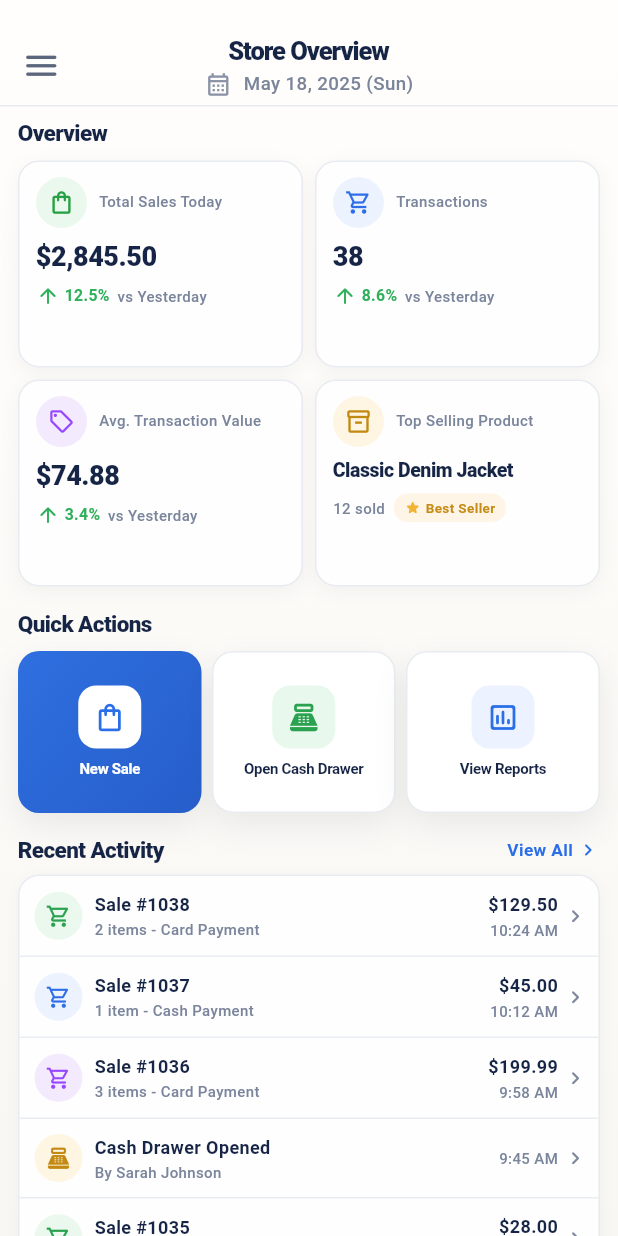
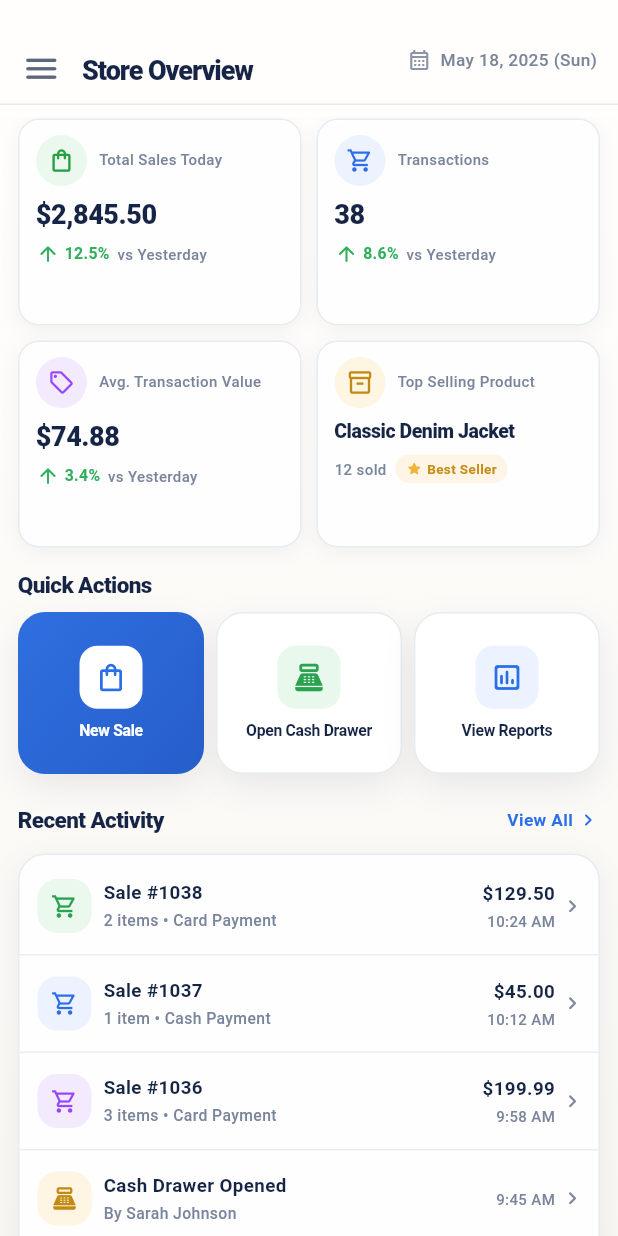
Before and after one commit to Denisi1234/GreenLeaf, a Flutter app: the ReportsPage screen opened directly, on a phone screen of 412 x 824 dp. Run offline on Flutter 3.47's test engine with Material 3 defaults, Android fonts, the phone set to English and light mode, and no system bars; our stand-ins replace image_picker, pdf, printing, sqflite; accounts and stored records are empty.

Commit message:
i add the  overview

```diff
--- a/lib/ui/reports/reports_page.dart
+++ b/lib/ui/reports/reports_page.dart
@@ -84,7 +84,7 @@ class ReportsPage extends StatelessWidget {
       iconColor: Color(0xFF2AA24F),
       iconBackground: Color(0xFFEAF8EE),
       title: 'Sale #1038',
-      subtitle: '2 items - Card Payment',
+      subtitle: '2 items • Card Payment',
       amount: '\$129.50',
       time: '10:24 AM',
     ),
@@ -93,7 +93,7 @@ class ReportsPage extends StatelessWidget {
       iconColor: Color(0xFF2E6EE8),
       iconBackground: Color(0xFFECF3FF),
       title: 'Sale #1037',
-      subtitle: '1 item - Cash Payment',
+      subtitle: '1 item • Cash Payment',
       amount: '\$45.00',
       time: '10:12 AM',
     ),
@@ -102,7 +102,7 @@ class ReportsPage extends StatelessWidget {
       iconColor: Color(0xFF9747FF),
       iconBackground: Color(0xFFF3EAFE),
       title: 'Sale #1036',
-      subtitle: '3 items - Card Payment',
+      subtitle: '3 items • Card Payment',
       amount: '\$199.99',
       time: '9:58 AM',
     ),
@@ -119,7 +119,7 @@ class ReportsPage extends StatelessWidget {
       iconColor: Color(0xFF2AA24F),
       iconBackground: Color(0xFFEAF8EE),
       title: 'Sale #1035',
-      subtitle: '1 item - Cash Payment',
+      subtitle: '1 item • Cash Payment',
       amount: '\$28.00',
       time: '9:33 AM',
     ),
@@ -133,61 +133,18 @@ class ReportsPage extends StatelessWidget {
         child: Stack(
           children: [
             Positioned.fill(child: BackdropGlow()),
-            CustomScrollView(
+            Column(
+              children: [
+                _ReportsHeader(),
+                Expanded(
+                  child: CustomScrollView(
                     physics: BouncingScrollPhysics(),
                     slivers: [
-                SliverToBoxAdapter(
-                  child: Padding(
-                    padding: EdgeInsets.fromLTRB(0, 10, 0, 6),
-                    child: Column(
-                      children: [
-                        Padding(
-                          padding: EdgeInsets.fromLTRB(14, 12, 14, 5),
-                          child: Stack(
-                            alignment: Alignment.center,
-                            children: [
-                              Align(
-                                alignment: Alignment.centerLeft,
-                                child: Icon(
-                                  Icons.menu_rounded,
-                                  size: 27,
-                                  color: Color(0xFF5C677D),
-                                ),
-                              ),
-                              Column(
-                                children: [
-                                  Text(
-                                    'Store Overview',
-                                    style: TextStyle(
-                                      color: _ink,
-                                      fontSize: 17,
-                                      fontWeight: FontWeight.w800,
-                                      letterSpacing: -0.7,
-                                    ),
-                                  ),
-                                  SizedBox(height: 1),
-                                  _DateRow(),
-                                ],
-                              ),
-                            ],
-                          ),
-                        ),
-                        Divider(
-                          height: 1,
-                          thickness: 1,
-                          color: Color(0xFFE7EAF0),
-                        ),
-                      ],
-                    ),
-                  ),
-                ),
                       SliverPadding(
                         padding: EdgeInsets.fromLTRB(12, 0, 12, 10),
                         sliver: SliverList(
                           delegate: SliverChildListDelegate.fixed([
                             SizedBox(height: 1),
-                      _SectionTitle('Overview'),
-                      SizedBox(height: 8),
                             _OverviewGrid(cards: _overviewCards),
                             SizedBox(height: 14),
                             _SectionTitle('Quick Actions'),
@@ -202,6 +159,69 @@ class ReportsPage extends StatelessWidget {
                         ),
                       ),
                     ],
+                  ),
+                ),
+              ],
+            ),
+          ],
+        ),
+      ),
+    );
+  }
+}
+
+class _ReportsHeader extends StatelessWidget {
+  const _ReportsHeader();
+
+  @override
+  Widget build(BuildContext context) {
+    return Container(
+      color: const Color(0xFFFFFEFC),
+      child: const Padding(
+        padding: EdgeInsets.fromLTRB(0, 16, 0, 8),
+        child: Column(
+          children: [
+            Padding(
+              padding: EdgeInsets.fromLTRB(14, 16, 14, 9),
+              child: Stack(
+                children: [
+                  Row(
+                    crossAxisAlignment: CrossAxisAlignment.start,
+                    children: [
+                      const Icon(
+                        Icons.menu_rounded,
+                        size: 27,
+                        color: Color(0xFF5C677D),
+                      ),
+                      const SizedBox(width: 14),
+                      const Expanded(
+                        child: Padding(
+                          padding: EdgeInsets.only(top: 2),
+                          child: Text(
+                            'Store Overview',
+                            style: TextStyle(
+                              color: ReportsPage._ink,
+                              fontSize: 18,
+                              fontWeight: FontWeight.w800,
+                              letterSpacing: -0.7,
+                            ),
+                          ),
+                        ),
+                      ),
+                    ],
+                  ),
+                  const Positioned(
+                    top: 0,
+                    right: 0,
+                    child: _DateRow(),
+                  ),
+                ],
+              ),
+            ),
+            Divider(
+              height: 1,
+              thickness: 1,
+              color: Color(0xFFE7EAF0),
             ),
           ],
         ),
@@ -220,15 +240,15 @@ class _DateRow extends StatelessWidget {
       children: [
         Icon(
           Icons.calendar_month_outlined,
-          size: 18,
+          size: 16,
           color: Color(0xFF8A93A7),
         ),
-        SizedBox(width: 8),
+        SizedBox(width: 6),
         Text(
           'May 18, 2025 (Sun)',
           style: TextStyle(
             color: Color(0xFF7B859A),
-            fontSize: 12.5,
+            fontSize: 11.5,
             fontWeight: FontWeight.w500,
           ),
         ),
@@ -265,8 +285,10 @@ class _OverviewGrid extends StatelessWidget {
   Widget build(BuildContext context) {
     return LayoutBuilder(
       builder: (context, constraints) {
-        const spacing = 8.0;
-        final itemWidth = (constraints.maxWidth - spacing) / 2;
+        const spacing = 10.0;
+        final columns = constraints.maxWidth > 560 ? 4 : 2;
+        final itemWidth =
+            (constraints.maxWidth - (spacing * (columns - 1))) / columns;
         return Wrap(
           spacing: spacing,
           runSpacing: spacing,
@@ -437,20 +459,28 @@ class _QuickActionsRow extends StatelessWidget {
 
   @override
   Widget build(BuildContext context) {
-    return SizedBox(
-      height: 108,
-      child: Row(
-        children: List.generate(actions.length, (index) {
-          return Expanded(
-            child: Padding(
-              padding: EdgeInsets.only(
-                right: index == actions.length - 1 ? 0 : 7,
+    return LayoutBuilder(
+      builder: (context, constraints) {
+        const spacing = 8.0;
+        final isCompact = constraints.maxWidth < 360;
+        final itemWidth = isCompact
+            ? constraints.maxWidth
+            : (constraints.maxWidth - (spacing * (actions.length - 1))) /
+                actions.length;
+
+        return Wrap(
+          spacing: spacing,
+          runSpacing: spacing,
+          children: actions
+              .map(
+                (action) => SizedBox(
+                  width: itemWidth,
+                  child: _QuickActionCard(action: action),
                 ),
-              child: _QuickActionCard(action: actions[index]),
-            ),
+              )
+              .toList(),
         );
-        }),
-      ),
+      },
     );
   }
 }
@@ -467,11 +497,12 @@ class _QuickActionCard extends StatelessWidget {
     final labelColor = action.foreground ?? ReportsPage._ink;
 
     return Container(
-      padding: const EdgeInsets.symmetric(horizontal: 7, vertical: 10),
+      constraints: const BoxConstraints(minHeight: 108),
+      padding: const EdgeInsets.symmetric(horizontal: 10, vertical: 12),
       decoration: BoxDecoration(
         gradient: action.background,
         color: action.background == null ? Colors.white : null,
-        borderRadius: BorderRadius.circular(14),
+        borderRadius: BorderRadius.circular(18),
         border: action.background == null
             ? Border.all(color: ReportsPage._border)
             : null,
@@ -501,7 +532,7 @@ class _QuickActionCard extends StatelessWidget {
             textAlign: TextAlign.center,
             style: TextStyle(
               color: labelColor,
-              fontSize: 10,
+              fontSize: 10.5,
               fontWeight: FontWeight.w700,
               letterSpacing: -0.2,
               height: 1.2,
@@ -518,7 +549,9 @@ class _RecentHeader extends StatelessWidget {
 
   @override
   Widget build(BuildContext context) {
-    return const Row(
+    return Container(
+      padding: const EdgeInsets.symmetric(vertical: 6),
+      child: const Row(
       children: [
         _SectionTitle('Recent Activity'),
         Spacer(),
@@ -537,7 +570,7 @@ class _RecentHeader extends StatelessWidget {
           size: 16,
         ),
       ],
-    );
+    ));
   }
 }
 
@@ -549,15 +582,16 @@ class _RecentActivityCard extends StatelessWidget {
   @override
   Widget build(BuildContext context) {
     return Container(
+      padding: const EdgeInsets.symmetric(vertical: 2),
       decoration: BoxDecoration(
         color: Colors.white.withValues(alpha: 0.94),
-        borderRadius: BorderRadius.circular(14),
+        borderRadius: BorderRadius.circular(18),
         border: Border.all(color: ReportsPage._border),
         boxShadow: const [
           BoxShadow(
-            color: Color(0x0A0E1726),
-            blurRadius: 8,
-            offset: Offset(0, 3),
+            color: Color(0x100E1726),
+            blurRadius: 16,
+            offset: Offset(0, 6),
           ),
         ],
       ),
@@ -589,17 +623,17 @@ class _ActivityTile extends StatelessWidget {
   @override
   Widget build(BuildContext context) {
     return Padding(
-      padding: const EdgeInsets.fromLTRB(10, 10, 7, 10),
+      padding: const EdgeInsets.fromLTRB(12, 14, 9, 14),
       child: Row(
         children: [
           Container(
-            width: 32,
-            height: 32,
+            width: 36,
+            height: 36,
             decoration: BoxDecoration(
               color: item.iconBackground,
-              shape: BoxShape.circle,
+              borderRadius: BorderRadius.circular(13),
             ),
-            child: Icon(item.icon, color: item.iconColor, size: 17),
+            child: Icon(item.icon, color: item.iconColor, size: 18),
           ),
           const SizedBox(width: 8),
           Expanded(
@@ -610,16 +644,16 @@ class _ActivityTile extends StatelessWidget {
                   item.title,
                   style: const TextStyle(
                     color: ReportsPage._ink,
-                    fontSize: 12,
+                    fontSize: 12.5,
                     fontWeight: FontWeight.w700,
                   ),
                 ),
-                const SizedBox(height: 1),
+                const SizedBox(height: 2),
                 Text(
                   item.subtitle,
                   style: const TextStyle(
                     color: ReportsPage._muted,
-                    fontSize: 10,
+                    fontSize: 10.5,
                     fontWeight: FontWeight.w500,
                   ),
                 ),
@@ -634,7 +668,7 @@ class _ActivityTile extends StatelessWidget {
                   item.amount!,
                   style: const TextStyle(
                     color: ReportsPage._ink,
-                    fontSize: 12,
+                    fontSize: 12.5,
                     fontWeight: FontWeight.w700,
                   ),
                 ),
```
Lines whose indentation alone changed are shown as unchanged.
